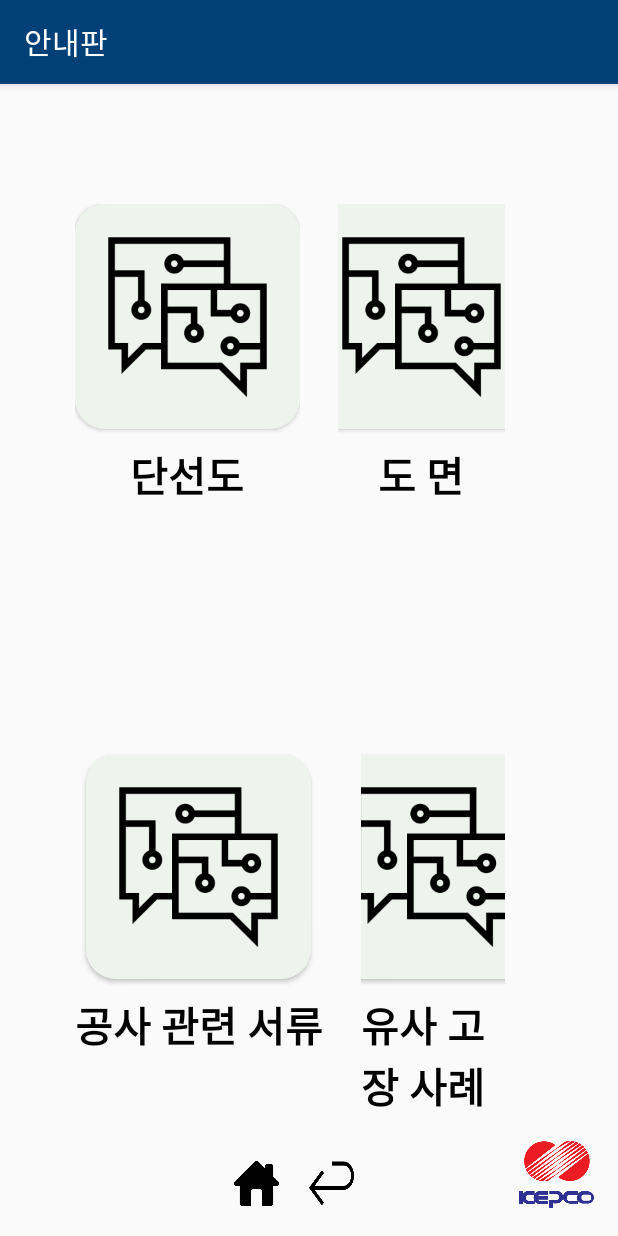
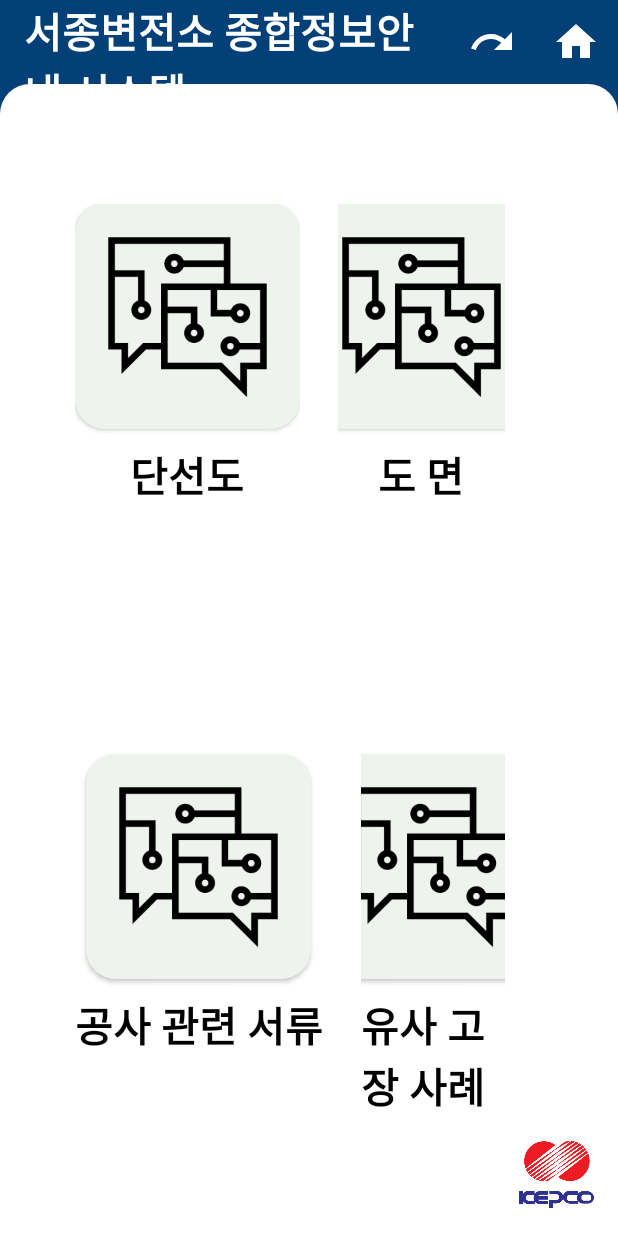
Before and after one commit to jhjoo0913/InformationBoard, an Android app: the screen it shows after launch (MainActivity), on a phone screen of 412 x 824 dp. Run offline under Robolectric (Android 15) with nearby library versions, the phone set to English and light mode, and no system bars.

Commit message:
modify : title bar 추가
1. 요구사항 변경으로, title bar 다시 추가
- toolbar 추가
- home, back button toolbar에 위치 변경

```diff
--- a/app/src/main/java/com/kepco/informationboard/MainActivity.java
+++ b/app/src/main/java/com/kepco/informationboard/MainActivity.java
@@ -2,10 +2,15 @@ package com.kepco.informationboard;
 
 import android.content.Intent;
 import android.os.Bundle;
+import android.view.Menu;
+import android.view.MenuItem;
 import android.view.View;
 import android.widget.Button;
 
+import androidx.annotation.NonNull;
+import androidx.appcompat.app.ActionBar;
 import androidx.appcompat.app.AppCompatActivity;
+import androidx.appcompat.widget.Toolbar;
 
 public class MainActivity extends AppCompatActivity {
 
@@ -14,7 +19,7 @@ public class MainActivity extends AppCompatActivity {
         super.onCreate(savedInstanceState);
         setContentView(R.layout.activity_main);
 
-        Button btnHome = findViewById(R.id.btn_home);
+       /* Button btnHome = findViewById(R.id.btn_home);
         btnHome.setOnClickListener(new View.OnClickListener() {
             @Override
             public void onClick(View v) {
@@ -31,7 +36,7 @@ public class MainActivity extends AppCompatActivity {
                 setResult(100, intent);
                 finish();
             }
-        });
+        });*/
         Button button1 = findViewById(R.id.btn_floor_plan);
         button1.setOnClickListener(new View.OnClickListener() {
             @Override
@@ -40,5 +45,27 @@ public class MainActivity extends AppCompatActivity {
                 startActivityForResult(intent, 1002);
             }
         });
+
+        setUpToolbar();
+    }
+
+    private void setUpToolbar() {
+        Toolbar toolbar = (Toolbar) findViewById(R.id.toolbar);
+        setSupportActionBar(toolbar);
+
+        ActionBar actionBar = getSupportActionBar();
+        assert actionBar != null;
+        actionBar.setTitle("");
+    }
+
+    @Override
+    public boolean onCreateOptionsMenu(Menu menu) {
+        getMenuInflater().inflate(R.menu.main_toolbar, menu);
+        return true;
+    }
+
+    @Override
+    public boolean onOptionsItemSelected(@NonNull MenuItem item) {
+        return super.onOptionsItemSelected(item);
     }
 }
--- /dev/null
+++ b/app/src/main/res/drawable/ic_back.xml
@@ -0,0 +1,9 @@
+<vector xmlns:android="http://schemas.android.com/apk/res/android"
+    android:width="36dp"
+    android:height="36dp"
+    android:viewportWidth="24"
+    android:viewportHeight="24">
+  <path
+      android:fillColor="#FFFFFF"
+      android:pathData="M18.4,10.6C16.55,8.99 14.15,8 11.5,8c-4.65,0 -8.58,3.03 -9.96,7.22L3.9,16c1.05,-3.19 4.05,-5.5 7.6,-5.5 1.95,0 3.73,0.72 5.12,1.88L13,16h9V7l-3.6,3.6z" />
+</vector>
--- /dev/null
+++ b/app/src/main/res/drawable/ic_home.xml
@@ -0,0 +1,9 @@
+<vector xmlns:android="http://schemas.android.com/apk/res/android"
+    android:width="36dp"
+    android:height="36dp"
+    android:viewportWidth="24"
+    android:viewportHeight="24">
+    <path
+        android:fillColor="#FFFFFF"
+        android:pathData="M10,20v-6h4v6h5v-8h3L12,3 2,12h3v8z" />
+</vector>
--- /dev/null
+++ b/app/src/main/res/drawable/main_base.xml
@@ -0,0 +1,9 @@
+<?xml version="1.0" encoding="utf-8"?>
+<shape xmlns:android="http://schemas.android.com/apk/res/android"
+    android:shape="rectangle">
+
+    <solid android:color="#FFFFFF" />
+    <corners
+        android:topLeftRadius="20dp"
+        android:topRightRadius="20dp" />
+</shape>
--- a/app/src/main/res/layout/activity_main.xml
+++ b/app/src/main/res/layout/activity_main.xml
@@ -1,10 +1,36 @@
 <?xml version="1.0" encoding="utf-8"?>
-<androidx.constraintlayout.widget.ConstraintLayout xmlns:android="http://schemas.android.com/apk/res/android"
+<RelativeLayout xmlns:android="http://schemas.android.com/apk/res/android"
     xmlns:app="http://schemas.android.com/apk/res-auto"
     android:layout_width="match_parent"
-    android:layout_height="match_parent">
+    android:layout_height="match_parent"
+    android:background="#034078">
+
+    <!-- toolbar -->
+    <androidx.appcompat.widget.Toolbar
+        android:id="@+id/toolbar"
+        android:layout_width="match_parent"
+        android:layout_height="?attr/actionBarSize"
+        android:elevation="0dp"
+        android:theme="@style/ThemeOverlay.AppCompat.Dark">
+
+        <TextView
+            android:layout_width="wrap_content"
+            android:layout_height="wrap_content"
+            android:fontFamily="@font/custom"
+            android:text="서종변전소 종합정보안내 시스템"
+            android:textColor="#FFFFFF"
+            android:textSize="27sp"
+            android:textStyle="bold" />
+    </androidx.appcompat.widget.Toolbar>
+
 
     <!-- 메뉴 아이콘 영역 -->
+    <androidx.constraintlayout.widget.ConstraintLayout
+        android:layout_width="match_parent"
+        android:layout_height="match_parent"
+        android:layout_below="@id/toolbar"
+        android:background="@drawable/main_base">
+
         <LinearLayout
             android:layout_width="match_parent"
             android:layout_height="wrap_content"
@@ -36,13 +62,13 @@
                         android:background="@drawable/main_btn_circuit_unselected" />
 
                     <TextView
+                        style="@style/main_btn_text_style"
                         android:layout_width="wrap_content"
                         android:layout_height="wrap_content"
                         android:layout_gravity="center_horizontal"
                         android:layout_marginTop="10dp"
-                    style="@style/main_btn_text_style"
-                    android:text="@string/main_btn_circuit"
-                    android:fontFamily="@font/custom"/>
+                        android:fontFamily="@font/custom"
+                        android:text="@string/main_btn_circuit" />
                 </LinearLayout>
 
                 <LinearLayout
@@ -59,13 +85,13 @@
                         android:background="@drawable/main_btn_circuit_unselected" />
 
                     <TextView
+                        style="@style/main_btn_text_style"
                         android:layout_width="wrap_content"
                         android:layout_height="wrap_content"
                         android:layout_gravity="center"
                         android:layout_marginTop="10dp"
-                    style="@style/main_btn_text_style"
-                    android:text="@string/main_btn_floor_plan"
-                    android:fontFamily="@font/custom"/>
+                        android:fontFamily="@font/custom"
+                        android:text="@string/main_btn_floor_plan" />
                 </LinearLayout>
 
                 <LinearLayout
@@ -81,13 +107,13 @@
                         android:background="@drawable/main_btn_circuit_unselected" />
 
                     <TextView
+                        style="@style/main_btn_text_style"
                         android:layout_width="wrap_content"
                         android:layout_height="wrap_content"
                         android:layout_gravity="center"
                         android:layout_marginTop="10dp"
-                    style="@style/main_btn_text_style"
-                    android:text="@string/main_btn_tm"
-                    android:fontFamily="@font/custom"/>
+                        android:fontFamily="@font/custom"
+                        android:text="@string/main_btn_tm" />
                 </LinearLayout>
             </LinearLayout>
 
@@ -112,13 +138,13 @@
                         android:background="@drawable/main_btn_circuit_unselected" />
 
                     <TextView
+                        style="@style/main_btn_text_style"
                         android:layout_width="wrap_content"
                         android:layout_height="wrap_content"
                         android:layout_gravity="center"
                         android:layout_marginTop="10dp"
-                    style="@style/main_btn_text_style"
-                    android:text="@string/main_btn_construction_doc"
-                    android:fontFamily="@font/custom"/>
+                        android:fontFamily="@font/custom"
+                        android:text="@string/main_btn_construction_doc" />
                 </LinearLayout>
 
                 <LinearLayout
@@ -135,41 +161,15 @@
                         android:background="@drawable/main_btn_circuit_unselected" />
 
                     <TextView
+                        style="@style/main_btn_text_style"
                         android:layout_width="wrap_content"
                         android:layout_height="wrap_content"
                         android:layout_gravity="center"
                         android:layout_marginTop="10dp"
-                    style="@style/main_btn_text_style"
-                    android:text="@string/main_btn_trouble_case"
-                    android:fontFamily="@font/custom"/>
+                        android:fontFamily="@font/custom"
+                        android:text="@string/main_btn_trouble_case" />
                 </LinearLayout>
             </LinearLayout>
-    </LinearLayout>
-
-    <LinearLayout
-        android:layout_width="wrap_content"
-        android:layout_height="wrap_content"
-        android:layout_margin="20dp"
-        android:layout_marginBottom="16dp"
-        android:orientation="horizontal"
-        app:layout_constraintBottom_toBottomOf="parent"
-        app:layout_constraintEnd_toEndOf="parent"
-        app:layout_constraintStart_toStartOf="parent">
-
-        <Button
-            android:id="@+id/btn_home"
-            android:layout_width="30dp"
-            android:layout_height="30dp"
-            android:layout_marginEnd="20dp"
-            android:background="@drawable/ic_home" />
-
-        <Button
-            android:id="@+id/btn_back"
-            android:layout_width="30dp"
-            android:layout_height="30dp"
-            android:layout_marginEnd="20dp"
-            android:background="@drawable/ic_back" />
-
         </LinearLayout>
 
         <ImageView
@@ -182,3 +182,4 @@
             app:layout_constraintBottom_toBottomOf="parent"
             app:layout_constraintEnd_toEndOf="parent" />
     </androidx.constraintlayout.widget.ConstraintLayout>
+</RelativeLayout>
--- /dev/null
+++ b/app/src/main/res/menu/main_toolbar.xml
@@ -0,0 +1,15 @@
+<?xml version="1.0" encoding="utf-8"?>
+<menu xmlns:android="http://schemas.android.com/apk/res/android"
+    xmlns:app="http://schemas.android.com/apk/res-auto">
+
+    <item
+        android:id="@+id/back"
+        android:icon="@drawable/ic_back"
+        android:title="back"
+        app:showAsAction="always" />
+    <item
+        android:id="@+id/home"
+        android:icon="@drawable/ic_home"
+        android:title="home"
+        app:showAsAction="always" />
+</menu>
--- a/app/src/main/res/values/styles.xml
+++ b/app/src/main/res/values/styles.xml
@@ -1,10 +1,12 @@
 <resources>
     <!-- Base application theme. -->
-    <style name="AppTheme" parent="Theme.AppCompat.Light.DarkActionBar">
+    <style name="AppTheme" parent="Theme.AppCompat.Light.NoActionBar">
         <!-- Customize your theme here. -->
         <item name="colorPrimary">#034078</item>
         <item name="colorPrimaryDark">#001f54</item>
         <item name="colorAccent">#FFFFFF</item>
+        <item name="android:textColorPrimary">#FFFFFF</item>
+        <item name="android:textColorSecondary">#FFFFFF</item>
     </style>
 
     <style name="main_btn_text_style">
```
Also changed, not shown: app/src/main/res/drawable/ic_back.png (deleted), app/src/main/res/drawable/ic_home.png (deleted). Lines whose indentation alone changed are shown as unchanged.
